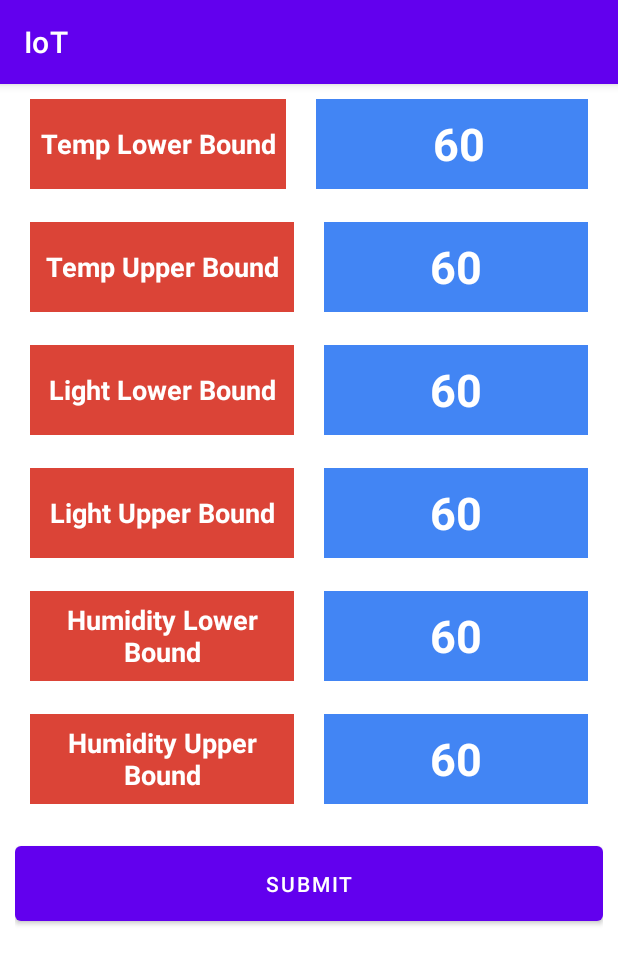
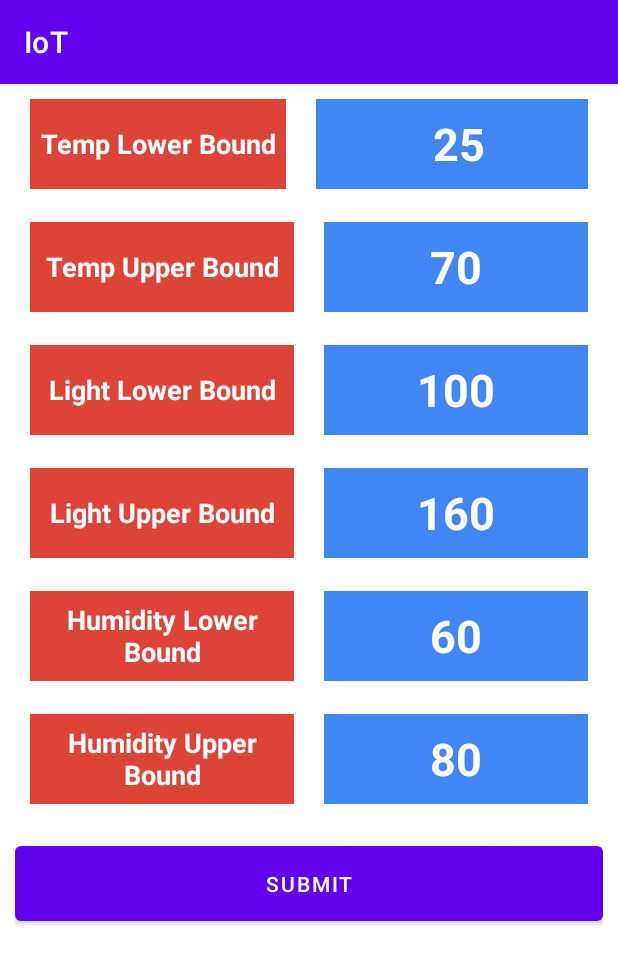
Before and after one commit to BinhNguyen2508/IoT_CH323_2270754, an Android app: the screen it shows after launch (SettingActivity), after a tap on "SETTING", on a phone screen of 412 x 824 dp. Shown: the top 964 px of the screen. Run offline under Robolectric (Android 15) with nearby library versions, the phone set to English and light mode, and no system bars; libraries missing offline, so code that uses them is left out: com.github.angads25.toggle, org.eclipse.paho; 14 statements that could not run were skipped.

Commit message:
commit IOT source

```diff
--- /dev/null
+++ b/IOT/app/src/main/java/bku/iot/iot/Cache.java
@@ -0,0 +1,36 @@
+package bku.iot.iot;
+
+import java.util.HashMap;
+
+public class Cache {
+
+    private static Cache instance;
+    private HashMap<String, Object> dataCache;
+
+    private Cache() {
+        dataCache = new HashMap<>();
+    }
+
+    public static synchronized Cache getInstance() {
+        if (instance == null) {
+            instance = new Cache();
+        }
+        return instance;
+    }
+
+    public void putData(String key, Object data) {
+        dataCache.put(key, data);
+    }
+
+    public Object getData(String key) {
+        return dataCache.get(key);
+    }
+
+    public void removeData(String key) {
+        dataCache.remove(key);
+    }
+
+    public void clearCache() {
+        dataCache.clear();
+    }
+}
--- a/IOT/app/src/main/java/bku/iot/iot/MainActivity.java
+++ b/IOT/app/src/main/java/bku/iot/iot/MainActivity.java
@@ -51,8 +51,8 @@ public class MainActivity extends AppCompatActivity {
         txtAiSuggest = findViewById(R.id.txtAiSuggest);
         btn1 = findViewById(R.id.btn1);
         btn2 = findViewById(R.id.btn2);
-        btn1.setEnabled(false);
-        btn2.setEnabled(false);
+//        btn1.setEnabled(true);
+//        btn2.setEnabled(true);
         txtC = findViewById(R.id.txtCnt);
         btn1.setOnToggledListener(new OnToggledListener() {
             @Override
@@ -107,7 +107,7 @@ public class MainActivity extends AppCompatActivity {
                 if((signal.counter < 3)&&(signal.adaConnect)){
                     signal.counter = signal.counter + 1;
                     signal.sign = "0";
-                    sendDataMQTT(username+"/signal","0");
+//                    sendDataMQTT(username+"/signal","0");
                 }
 //                else{
 //                    if((!signal.adaConnect)&&(signal.counter<3)){
@@ -128,7 +128,7 @@ public class MainActivity extends AppCompatActivity {
                 }
                 signal.adaConnect = true;
                 signal.sign = "0";
-                sendDataMQTT(username+"/signal","0");
+//                sendDataMQTT(username+"/signal","0");
             }
 
             @Override
@@ -136,8 +136,8 @@ public class MainActivity extends AppCompatActivity {
                 signal.error_count = "1";
                 signal.adaConnect = false;
                 txtC.setText("Lost");
-                btn1.setEnabled(false);
-                btn2.setEnabled(false);
+//                btn1.setEnabled(false);
+//                btn2.setEnabled(false);
             }
 
             @Override
@@ -152,12 +152,12 @@ public class MainActivity extends AppCompatActivity {
                 }
                 if(signal.sign.equals("1") && signal.adaConnect){
                     txtC.setText("Connected");
-                    btn1.setEnabled(true);
-                    btn2.setEnabled(true);
+//                    btn1.setEnabled(true);
+//                    btn2.setEnabled(true);
                 }else{
                     txtC.setText("Disconnected");
-                    btn1.setEnabled(false);
-                    btn2.setEnabled(false);
+//                    btn1.setEnabled(false);
+//                    btn2.setEnabled(false);
                 }
                 if(topic.contains("sensor1")){
                     txtTemp.setText(message.toString()+"\n"+"°C");
--- a/IOT/app/src/main/res/layout/setting.xml
+++ b/IOT/app/src/main/res/layout/setting.xml
@@ -53,7 +53,7 @@
                 android:gravity="center"
                 android:textColor="#ffffff"
                 android:textSize="30dp"
-                android:text="60"
+                android:text="25"
                 android:textStyle="bold" />
         </LinearLayout>
 
@@ -101,7 +101,7 @@
                 android:background="#4285F4"
                 android:gravity="center"
                 android:textColor="#ffffff"
-                android:text="60"
+                android:text="70"
                 android:textSize="30dp"
                 android:textStyle="bold" />
         </LinearLayout>
@@ -151,7 +151,7 @@
                 android:background="#4285F4"
                 android:gravity="center"
                 android:textColor="#ffffff"
-                android:text="60"
+                android:text="100"
                 android:textSize="30dp"
                 android:textStyle="bold" />
         </LinearLayout>
@@ -200,7 +200,7 @@
                 android:layout_weight="9"
                 android:background="#4285F4"
                 android:gravity="center"
-                android:text="60"
+                android:text="160"
                 android:textColor="#ffffff"
                 android:textSize="30dp"
                 android:textStyle="bold" />
@@ -300,7 +300,7 @@
                 android:layout_weight="9"
                 android:background="#4285F4"
                 android:gravity="center"
-                android:text="60"
+                android:text="80"
                 android:textColor="#ffffff"
                 android:textSize="30dp"
                 android:textStyle="bold" />
```
Also changed, not shown: IOT/app/src/main/java/bku/iot/iot/SettingActivity.java (+13 -1 lines).
